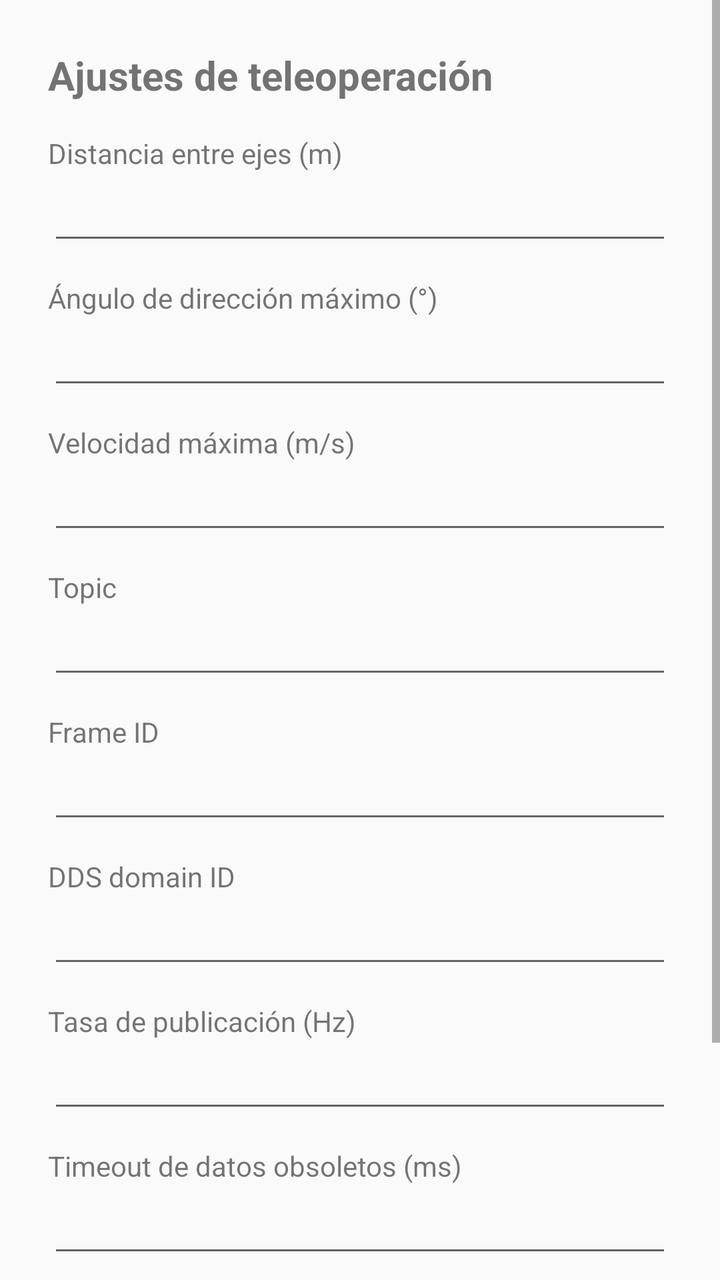
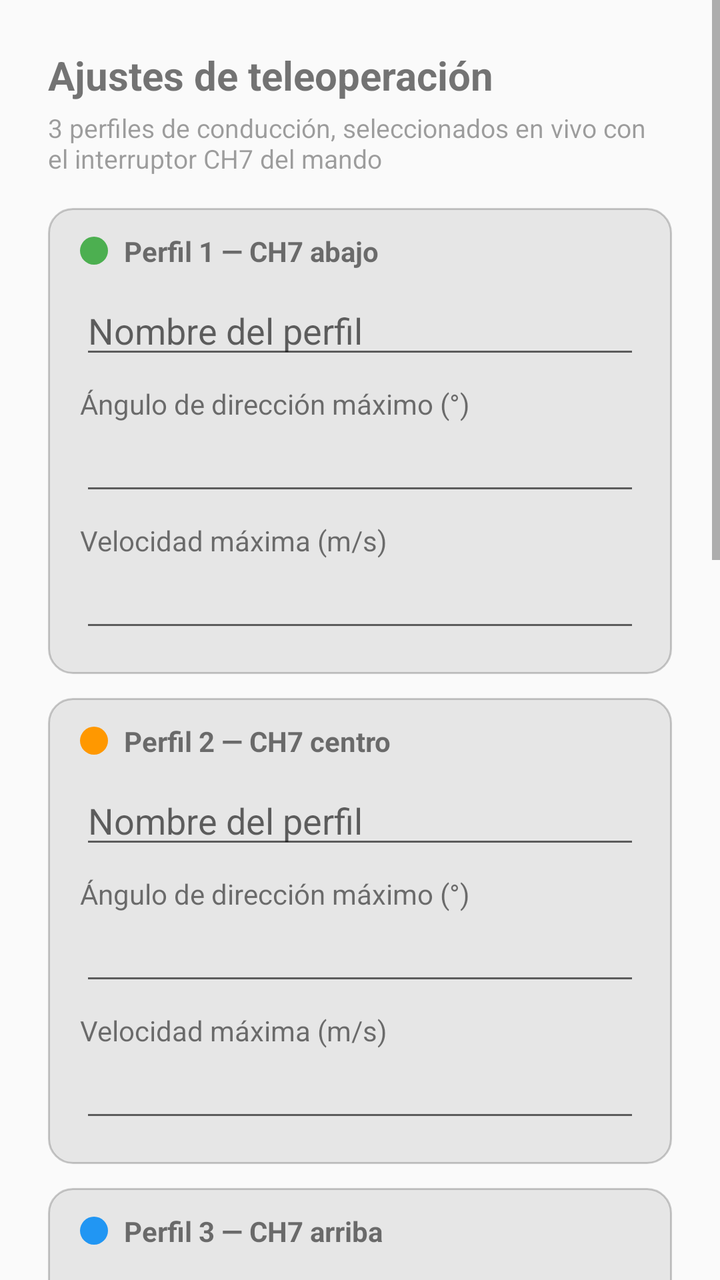

The first picture is an Android layout as it rendered before a commit; the second is the same layout after the commit. The layout source and the unified diff follow.
<!-- AndroidManifest.xml: application theme Theme.SiyiMk15Teleop -->
<!-- res/layout/activity_settings.xml -->
<?xml version="1.0" encoding="utf-8"?>
<ScrollView xmlns:android="http://schemas.android.com/apk/res/android"
    android:layout_width="match_parent"
    android:layout_height="match_parent">

    <LinearLayout
        android:layout_width="match_parent"
        android:layout_height="wrap_content"
        android:orientation="vertical"
        android:padding="24dp">

        <TextView
            android:layout_width="wrap_content"
            android:layout_height="wrap_content"
            android:text="@string/settings_title"
            android:textSize="20sp"
            android:textStyle="bold" />

        <TextView
            android:layout_width="wrap_content"
            android:layout_height="wrap_content"
            android:layout_marginTop="16dp"
            android:text="@string/settings_label_wheelbase" />
        <EditText
            android:id="@+id/wheelbaseInput"
            android:layout_width="match_parent"
            android:layout_height="wrap_content"
            android:inputType="numberDecimal|numberSigned" />

        <TextView
            android:layout_width="wrap_content"
            android:layout_height="wrap_content"
            android:layout_marginTop="12dp"
            android:text="@string/settings_label_max_steer" />
        <EditText
            android:id="@+id/maxSteerInput"
            android:layout_width="match_parent"
            android:layout_height="wrap_content"
            android:inputType="numberDecimal|numberSigned" />

        <TextView
            android:layout_width="wrap_content"
            android:layout_height="wrap_content"
            android:layout_marginTop="12dp"
            android:text="@string/settings_label_max_speed" />
        <EditText
            android:id="@+id/maxSpeedInput"
            android:layout_width="match_parent"
            android:layout_height="wrap_content"
            android:inputType="numberDecimal|numberSigned" />

        <TextView
            android:layout_width="wrap_content"
            android:layout_height="wrap_content"
            android:layout_marginTop="12dp"
            android:text="@string/settings_label_topic" />
        <EditText
            android:id="@+id/topicNameInput"
            android:layout_width="match_parent"
            android:layout_height="wrap_content"
            android:inputType="text" />

        <TextView
            android:layout_width="wrap_content"
            android:layout_height="wrap_content"
            android:layout_marginTop="12dp"
            android:text="@string/settings_label_frame_id" />
        <EditText
            android:id="@+id/frameIdInput"
            android:layout_width="match_parent"
            android:layout_height="wrap_content"
            android:inputType="text" />

        <TextView
            android:layout_width="wrap_content"
            android:layout_height="wrap_content"
            android:layout_marginTop="12dp"
            android:text="@string/settings_label_domain_id" />
        <EditText
            android:id="@+id/domainIdInput"
            android:layout_width="match_parent"
            android:layout_height="wrap_content"
            android:inputType="number" />

        <TextView
            android:layout_width="wrap_content"
            android:layout_height="wrap_content"
            android:layout_marginTop="12dp"
            android:text="@string/settings_label_publish_rate" />
        <EditText
            android:id="@+id/publishRateInput"
            android:layout_width="match_parent"
            android:layout_height="wrap_content"
            android:inputType="number" />

        <TextView
            android:layout_width="wrap_content"
            android:layout_height="wrap_content"
            android:layout_marginTop="12dp"
            android:text="@string/settings_label_stale_timeout" />
        <EditText
            android:id="@+id/staleTimeoutInput"
            android:layout_width="match_parent"
            android:layout_height="wrap_content"
            android:inputType="number" />

        <LinearLayout
            android:layout_width="match_parent"
            android:layout_height="wrap_content"
            android:layout_marginTop="24dp"
            android:orientation="horizontal">

            <Button
                android:id="@+id/saveButton"
                android:layout_width="0dp"
                android:layout_height="wrap_content"
                android:layout_weight="1"
                android:text="@string/settings_save" />

            <Button
                android:id="@+id/cancelButton"
                android:layout_width="0dp"
                android:layout_height="wrap_content"
                android:layout_weight="1"
                android:text="@string/settings_cancel" />
        </LinearLayout>

        <Button
            android:id="@+id/restoreDefaultsButton"
            android:layout_width="match_parent"
            android:layout_height="wrap_content"
            android:layout_marginTop="8dp"
            android:text="@string/settings_restore_defaults" />

    </LinearLayout>
</ScrollView>
<!-- resources referenced by this layout -->
<resources>
  <string name="settings_cancel">Cancelar</string>
  <string name="settings_label_domain_id">DDS domain ID</string>
  <string name="settings_label_frame_id">Frame ID</string>
  <string name="settings_label_max_speed">Velocidad máxima (m/s)</string>
  <string name="settings_label_max_steer">Ángulo de dirección máximo (°)</string>
  <string name="settings_label_publish_rate">Tasa de publicación (Hz)</string>
  <string name="settings_label_stale_timeout">Timeout de datos obsoletos (ms)</string>
  <string name="settings_label_topic">Topic</string>
  <string name="settings_label_wheelbase">Distancia entre ejes (m)</string>
  <string name="settings_restore_defaults">Restaurar valores por defecto</string>
  <string name="settings_save">Guardar</string>
  <string name="settings_title">Ajustes de teleoperación</string>
  <style name="Theme.SiyiMk15Teleop" parent="Theme.AppCompat.DayNight.NoActionBar" />
</resources>

<!-- the commit's change to res/layout/activity_settings.xml (unified diff, before → after) -->
@@ -19,35 +19,180 @@
         <TextView
             android:layout_width="wrap_content"
             android:layout_height="wrap_content"
+            android:layout_marginTop="4dp"
+            android:text="@string/settings_profiles_subtitle"
+            android:textSize="13sp"
+            android:alpha="0.7" />
+
+        
+        <LinearLayout
+            android:layout_width="match_parent"
+            android:layout_height="wrap_content"
             android:layout_marginTop="16dp"
-            android:text="@string/settings_label_wheelbase" />
-        <EditText
-            android:id="@+id/wheelbaseInput"
-            android:layout_width="match_parent"
-            android:layout_height="wrap_content"
-            android:inputType="numberDecimal|numberSigned" />
-
-        <TextView
-            android:layout_width="wrap_content"
-            android:layout_height="wrap_content"
-            android:layout_marginTop="12dp"
-            android:text="@string/settings_label_max_steer" />
-        <EditText
-            android:id="@+id/maxSteerInput"
-            android:layout_width="match_parent"
-            android:layout_height="wrap_content"
-            android:inputType="numberDecimal|numberSigned" />
-
-        <TextView
-            android:layout_width="wrap_content"
-            android:layout_height="wrap_content"
-            android:layout_marginTop="12dp"
-            android:text="@string/settings_label_max_speed" />
-        <EditText
-            android:id="@+id/maxSpeedInput"
-            android:layout_width="match_parent"
-            android:layout_height="wrap_content"
-            android:inputType="numberDecimal|numberSigned" />
+            android:orientation="vertical"
+            android:background="@drawable/bg_profile_card">
+
+            <LinearLayout
+                android:layout_width="match_parent"
+                android:layout_height="wrap_content"
+                android:orientation="horizontal"
+                android:gravity="center_vertical">
+                <View
+                    android:layout_width="14dp"
+                    android:layout_height="14dp"
+                    android:background="@drawable/dot_profile_low" />
+                <TextView
+                    android:layout_width="wrap_content"
+                    android:layout_height="wrap_content"
+                    android:layout_marginStart="8dp"
+                    android:text="@string/settings_profile_low_header"
+                    android:textStyle="bold" />
+            </LinearLayout>
+
+            <EditText
+                android:id="@+id/profile0NameInput"
+                android:layout_width="match_parent"
+                android:layout_height="wrap_content"
+                android:layout_marginTop="8dp"
+                android:hint="@string/settings_label_profile_name"
+                android:inputType="text" />
+            <TextView
+                android:layout_width="wrap_content"
+                android:layout_height="wrap_content"
+                android:layout_marginTop="8dp"
+                android:text="@string/settings_label_max_steer" />
+            <EditText
+                android:id="@+id/profile0MaxSteerInput"
+                android:layout_width="match_parent"
+                android:layout_height="wrap_content"
+                android:inputType="numberDecimal|numberSigned" />
+            <TextView
+                android:layout_width="wrap_content"
+                android:layout_height="wrap_content"
+                android:layout_marginTop="8dp"
+                android:text="@string/settings_label_max_speed" />
+            <EditText
+                android:id="@+id/profile0MaxSpeedInput"
+                android:layout_width="match_parent"
+                android:layout_height="wrap_content"
+                android:inputType="numberDecimal|numberSigned" />
+        </LinearLayout>
+
+        
+        <LinearLayout
+            android:layout_width="match_parent"
+            android:layout_height="wrap_content"
+            android:layout_marginTop="12dp"
+            android:orientation="vertical"
+            android:background="@drawable/bg_profile_card">
+
+            <LinearLayout
+                android:layout_width="match_parent"
+                android:layout_height="wrap_content"
+                android:orientation="horizontal"
+                android:gravity="center_vertical">
+                <View
+                    android:layout_width="14dp"
+                    android:layout_height="14dp"
+                    android:background="@drawable/dot_profile_mid" />
+                <TextView
+                    android:layout_width="wrap_content"
+                    android:layout_height="wrap_content"
+                    android:layout_marginStart="8dp"
+                    android:text="@string/settings_profile_mid_header"
+                    android:textStyle="bold" />
+            </LinearLayout>
+
+            <EditText
+                android:id="@+id/profile1NameInput"
+                android:layout_width="match_parent"
+                android:layout_height="wrap_content"
+                android:layout_marginTop="8dp"
+                android:hint="@string/settings_label_profile_name"
+                android:inputType="text" />
+            <TextView
+                android:layout_width="wrap_content"
+                android:layout_height="wrap_content"
+                android:layout_marginTop="8dp"
+                android:text="@string/settings_label_max_steer" />
+            <EditText
+                android:id="@+id/profile1MaxSteerInput"
+                android:layout_width="match_parent"
+                android:layout_height="wrap_content"
+                android:inputType="numberDecimal|numberSigned" />
+            <TextView
+                android:layout_width="wrap_content"
+                android:layout_height="wrap_content"
+                android:layout_marginTop="8dp"
+                android:text="@string/settings_label_max_speed" />
+            <EditText
+                android:id="@+id/profile1MaxSpeedInput"
+                android:layout_width="match_parent"
+                android:layout_height="wrap_content"
+                android:inputType="numberDecimal|numberSigned" />
+        </LinearLayout>
+
+        
+        <LinearLayout
+            android:layout_width="match_parent"
+            android:layout_height="wrap_content"
+            android:layout_marginTop="12dp"
+            android:orientation="vertical"
+            android:background="@drawable/bg_profile_card">
+
+            <LinearLayout
+                android:layout_width="match_parent"
+                android:layout_height="wrap_content"
+                android:orientation="horizontal"
+                android:gravity="center_vertical">
+                <View
+                    android:layout_width="14dp"
+                    android:layout_height="14dp"
+                    android:background="@drawable/dot_profile_high" />
+                <TextView
+                    android:layout_width="wrap_content"
+                    android:layout_height="wrap_content"
+                    android:layout_marginStart="8dp"
+                    android:text="@string/settings_profile_high_header"
+                    android:textStyle="bold" />
+            </LinearLayout>
+
+            <EditText
+                android:id="@+id/profile2NameInput"
+                android:layout_width="match_parent"
+                android:layout_height="wrap_content"
+                android:layout_marginTop="8dp"
+                android:hint="@string/settings_label_profile_name"
+                android:inputType="text" />
+            <TextView
+                android:layout_width="wrap_content"
+                android:layout_height="wrap_content"
+                android:layout_marginTop="8dp"
+                android:text="@string/settings_label_max_steer" />
+            <EditText
+                android:id="@+id/profile2MaxSteerInput"
+                android:layout_width="match_parent"
+                android:layout_height="wrap_content"
+                android:inputType="numberDecimal|numberSigned" />
+            <TextView
+                android:layout_width="wrap_content"
+                android:layout_height="wrap_content"
+                android:layout_marginTop="8dp"
+                android:text="@string/settings_label_max_speed" />
+            <EditText
+                android:id="@+id/profile2MaxSpeedInput"
+                android:layout_width="match_parent"
+                android:layout_height="wrap_content"
+                android:inputType="numberDecimal|numberSigned" />
+        </LinearLayout>
+
+        <TextView
+            android:layout_width="wrap_content"
+            android:layout_height="wrap_content"
+            android:layout_marginTop="24dp"
+            android:text="@string/settings_transport_subtitle"
+            android:textSize="16sp"
+            android:textStyle="bold" />
 
         <TextView
             android:layout_width="wrap_content"
@@ -103,6 +248,13 @@
             android:layout_width="match_parent"
             android:layout_height="wrap_content"
             android:inputType="number" />
+        <TextView
+            android:layout_width="wrap_content"
+            android:layout_height="wrap_content"
+            android:layout_marginTop="4dp"
+            android:text="@string/settings_hint_stale_timeout"
+            android:textSize="12sp"
+            android:alpha="0.7" />
 
         <LinearLayout
             android:layout_width="match_parent"
<!-- resource entries referenced after the edit -->
@@ -1,17 +1,50 @@
 <!-- resources referenced by this layout -->
 <resources>
+  <!-- drawable bg_profile_card (drawable) -->
+  <?xml version="1.0" encoding="utf-8"?>
+  <shape xmlns:android="http://schemas.android.com/apk/res/android"
+      android:shape="rectangle">
+      <solid android:color="#14000000" />
+      <corners android:radius="12dp" />
+      <stroke android:width="1dp" android:color="#33000000" />
+      <padding android:left="16dp" android:top="12dp" android:right="16dp" android:bottom="16dp" />
+  </shape>
+  <!-- drawable dot_profile_high (drawable) -->
+  <?xml version="1.0" encoding="utf-8"?>
+  <shape xmlns:android="http://schemas.android.com/apk/res/android" android:shape="oval">
+      <solid android:color="#2196F3" />
+      <size android:width="14dp" android:height="14dp" />
+  </shape>
+  <!-- drawable dot_profile_low (drawable) -->
+  <?xml version="1.0" encoding="utf-8"?>
+  <shape xmlns:android="http://schemas.android.com/apk/res/android" android:shape="oval">
+      <solid android:color="#4CAF50" />
+      <size android:width="14dp" android:height="14dp" />
+  </shape>
+  <!-- drawable dot_profile_mid (drawable) -->
+  <?xml version="1.0" encoding="utf-8"?>
+  <shape xmlns:android="http://schemas.android.com/apk/res/android" android:shape="oval">
+      <solid android:color="#FF9800" />
+      <size android:width="14dp" android:height="14dp" />
+  </shape>
   <string name="settings_cancel">Cancelar</string>
+  <string name="settings_hint_stale_timeout">Si no llega ningún frame válido del joystick en esta ventana, la app publica velocidad/dirección cero (protección local ante un enlace serie colgado). No cubre pérdida de paquetes DDS/WiFi entre el mando y el robot — eso debe vigilarse en el lado del robot.</string>
   <string name="settings_label_domain_id">DDS domain ID</string>
   <string name="settings_label_frame_id">Frame ID</string>
   <string name="settings_label_max_speed">Velocidad máxima (m/s)</string>
   <string name="settings_label_max_steer">Ángulo de dirección máximo (°)</string>
+  <string name="settings_label_profile_name">Nombre del perfil</string>
   <string name="settings_label_publish_rate">Tasa de publicación (Hz)</string>
   <string name="settings_label_stale_timeout">Timeout de datos obsoletos (ms)</string>
-  <string name="settings_label_topic">Topic</string>
-  <string name="settings_label_wheelbase">Distancia entre ejes (m)</string>
+  <string name="settings_label_topic">Topic de referencia</string>
+  <string name="settings_profile_high_header">Perfil 3 — CH7 arriba</string>
+  <string name="settings_profile_low_header">Perfil 1 — CH7 abajo</string>
+  <string name="settings_profile_mid_header">Perfil 2 — CH7 centro</string>
+  <string name="settings_profiles_subtitle">3 perfiles de conducción, seleccionados en vivo con el interruptor CH7 del mando</string>
   <string name="settings_restore_defaults">Restaurar valores por defecto</string>
   <string name="settings_save">Guardar</string>
   <string name="settings_title">Ajustes de teleoperación</string>
+  <string name="settings_transport_subtitle">Transporte (DDS)</string>
   <style name="Theme.SiyiMk15Teleop" parent="Theme.AppCompat.DayNight.NoActionBar" />
 </resources>
 
